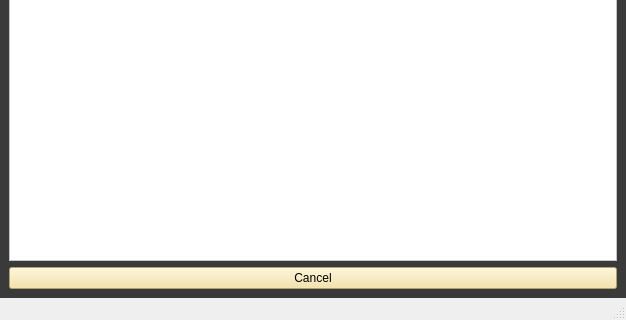
Before: the Qt Designer form sales_records.ui in Aenan05/MAXPC, drawn with Qt 5; both pictures show x 0 to 626 and y 167 to 487 of the 626 by 487 pixel window.
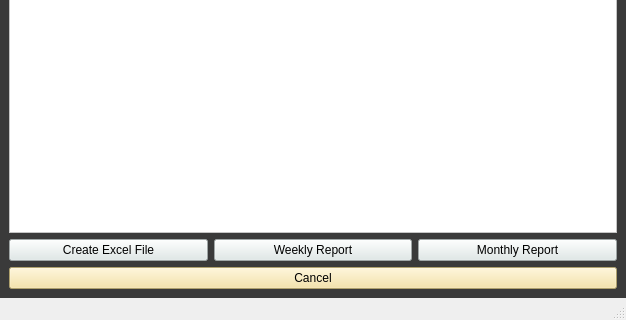
After: the same form once the commit is applied.

Commit message: 6.5.9.13 convert_excel

The edit to the form file:
```diff
--- a/sales_records.ui
+++ b/sales_records.ui
@@ -67,7 +67,14 @@
             </property>
            </widget>
           </item>
-          <item row="3" column="0" colspan="2">
+          <item row="2" column="0" colspan="2">
+           <widget class="QTableWidget" name="tblSales">
+            <property name="styleSheet">
+             <string notr="true">background-color: rgb(255, 255, 255);</string>
+            </property>
+           </widget>
+          </item>
+          <item row="4" column="0" colspan="2">
            <widget class="QPushButton" name="btnCancel">
             <property name="styleSheet">
              <string notr="true">font: 75 9pt &quot;Nirmala UI&quot;;
@@ -78,12 +85,45 @@
             </property>
            </widget>
           </item>
-          <item row="2" column="0" colspan="2">
-           <widget class="QTableWidget" name="tblSales">
-            <property name="styleSheet">
-             <string notr="true">background-color: rgb(255, 255, 255);</string>
-            </property>
-           </widget>
+          <item row="3" column="0" colspan="2">
+           <layout class="QHBoxLayout" name="horizontalLayout">
+            <item>
+             <widget class="QPushButton" name="btnExcel">
+              <property name="styleSheet">
+               <string notr="true">background-color: rgb(253, 251, 132);
+background-color: #dfe9e8;
+</string>
+              </property>
+              <property name="text">
+               <string>Create Excel File</string>
+              </property>
+             </widget>
+            </item>
+            <item>
+             <widget class="QPushButton" name="btnWeekly">
+              <property name="styleSheet">
+               <string notr="true">background-color: rgb(253, 251, 132);
+background-color: #dfe9e8;
+</string>
+              </property>
+              <property name="text">
+               <string>Weekly Report</string>
+              </property>
+             </widget>
+            </item>
+            <item>
+             <widget class="QPushButton" name="btnMonthly">
+              <property name="styleSheet">
+               <string notr="true">background-color: rgb(253, 251, 132);
+background-color: #dfe9e8;
+</string>
+              </property>
+              <property name="text">
+               <string>Monthly Report</string>
+              </property>
+             </widget>
+            </item>
+           </layout>
           </item>
          </layout>
         </item>
```
The commit also changes 2 other files.
